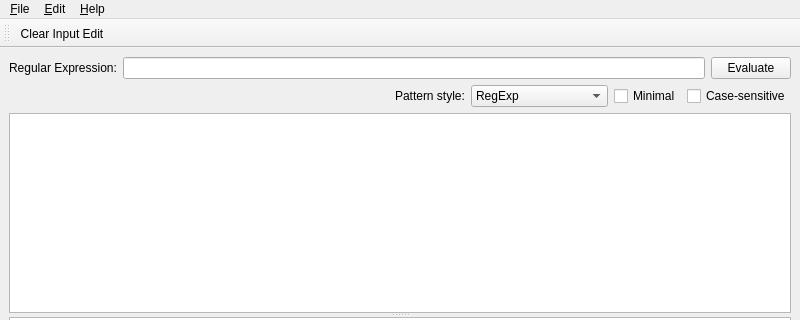
This is forms/mainwindow.ui in momesana/qregexp-editor as Qt 5 draws it before an edit; both pictures show x 0 to 800 and y 0 to 320 of the 800 by 600 pixel window. The edited form follows.
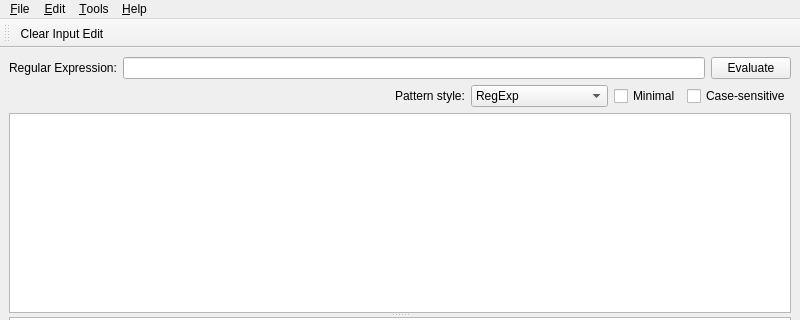
This is the edited form.

Commit message: Implemented a dialog that shows an escaped version of the used regular expression that can directly be used in C++ code. This relieves the users from the task of escaping each backslash with an additional backslash.

The edit to the form file:
```diff
--- a/forms/mainwindow.ui
+++ b/forms/mainwindow.ui
@@ -207,8 +207,15 @@
     <addaction name="separator"/>
     <addaction name="quitAct"/>
    </widget>
+   <widget class="QMenu" name="menu_Tools">
+    <property name="title">
+     <string>&amp;Tools</string>
+    </property>
+    <addaction name="escapedPatternAct"/>
+   </widget>
    <addaction name="menu_File"/>
    <addaction name="menu_Edit"/>
+   <addaction name="menu_Tools"/>
    <addaction name="menu_Help"/>
   </widget>
   <action name="openAct">
```
Left out of the diff: 31 changed lines with no effect on the pictures. The commit also changes 3 other files.
